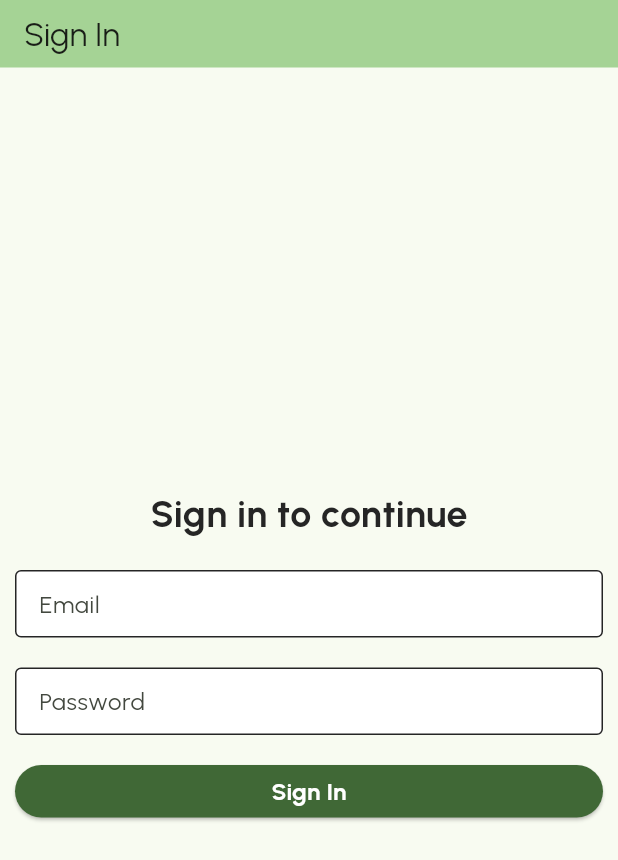
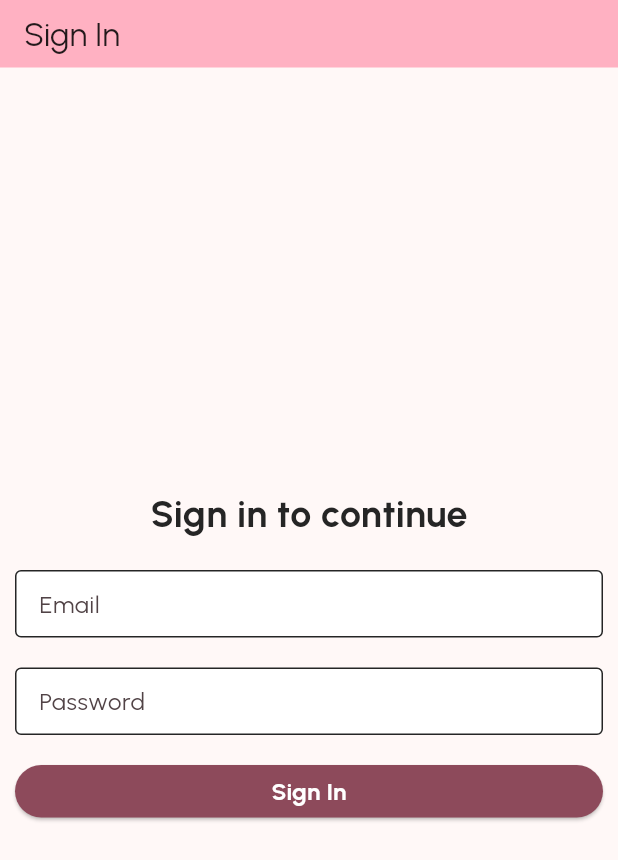
Before and after one commit to elisoft-engineer/todo-ui, a Flutter app: the screen it shows after launch, on a phone screen of 412 x 824 dp. Shown: the top 860 px of the screen. Run offline on Flutter 3.47's test engine with Material 3 defaults, Android fonts, the phone set to English and light mode, and no system bars; our stand-ins replace curved_navigation_bar, flutter_dotenv, shared_preferences, top_snackbar_flutter.

Commit message:
Change color scheme

```diff
--- a/lib/main.dart
+++ b/lib/main.dart
@@ -19,7 +19,9 @@ class Main extends StatelessWidget {
     return MaterialApp(
       title: 'Todo',
       theme: ThemeData(
-        colorScheme: ColorScheme.fromSeed(seedColor: const Color(0xFF00FF00)),
+        colorScheme: ColorScheme.fromSeed(
+          seedColor: const Color.fromARGB(255, 255, 0, 119),
+        ),
         fontFamily: "Urbanist",
       ),
       routes: {
```
